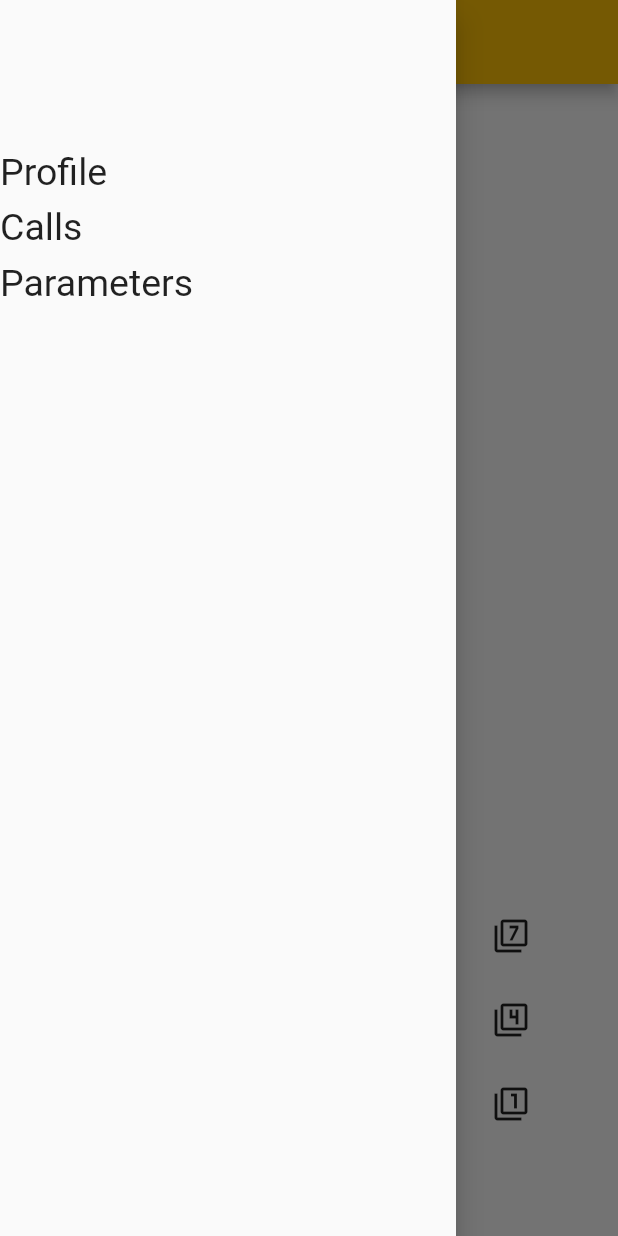
After one commit to omdxp/save_call, a Flutter app: the screen it shows after launch, with the side drawer open, on a phone screen of 412 x 824 dp. The commit adds this screen. Run offline on Flutter 3.47's test engine with Material 2 defaults, Android fonts, the phone set to English and light mode, and no system bars.

Commit message:
add drawer_content widget 🏎

```diff
--- /dev/null
+++ b/lib/widgets/drawer_content.dart
@@ -0,0 +1,41 @@
+import 'package:flutter/material.dart';
+import 'package:save_call/utils/constants.dart';
+
+class DrawerContent extends StatefulWidget {
+  @override
+  _DrawerContentState createState() => _DrawerContentState();
+}
+
+class _DrawerContentState extends State<DrawerContent> {
+  @override
+  Widget build(BuildContext context) {
+    return Container(
+      child: Column(
+        crossAxisAlignment: CrossAxisAlignment.start,
+        children: [
+          SizedBox(
+            height: 100,
+          ),
+          Text(
+            'Profile',
+            style: TextStyle(fontSize: FONT_SIZE_TEXT),
+          ),
+          SizedBox(
+            height: SPACE_HEIGHT,
+          ),
+          Text(
+            'Calls',
+            style: TextStyle(fontSize: FONT_SIZE_TEXT),
+          ),
+          SizedBox(
+            height: SPACE_HEIGHT,
+          ),
+          Text(
+            'Parameters',
+            style: TextStyle(fontSize: FONT_SIZE_TEXT),
+          ),
+        ],
+      ),
+    );
+  }
+}
```
Also changed, not shown: lib/screens/home/home.dart (+2 -30 lines).
